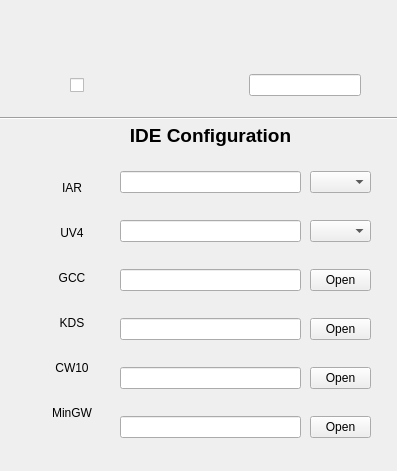
This is src/Build_station/buildConfig/buildConfigUi.ui in lingxia/station_gui as Qt 5 draws it before an edit. The edited form follows.
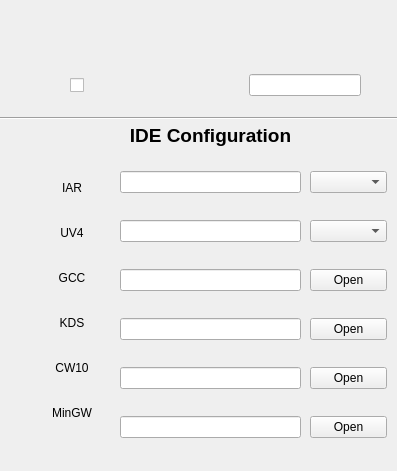
This is the edited form. Icons and pictures are not drawn.

```diff
--- a/src/Build_station/buildConfig/buildConfigUi.ui
+++ b/src/Build_station/buildConfig/buildConfigUi.ui
@@ -342,7 +342,7 @@
     <rect>
      <x>310</x>
      <y>150</y>
-     <width>61</width>
+     <width>77</width>
      <height>311</height>
     </rect>
    </property>
```
Left out of the diff: 7 changed lines with no effect on the pictures.
